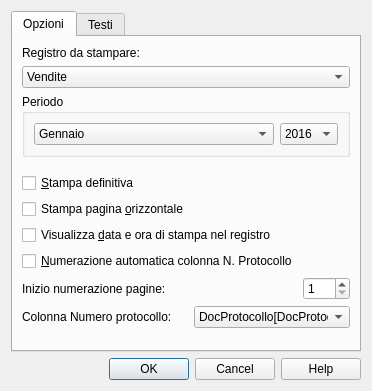
The window that Iva/2017/ch.banana.script.italy_vat_2017.report.registri.dialog.ui (BananaAccounting/Italia) describes before a commit, drawn with Qt 5.
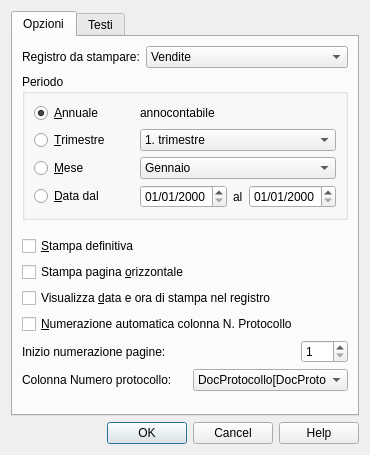
The same window after the commit.

```diff
--- a/Iva/2017/ch.banana.script.italy_vat_2017.report.registri.dialog.ui
+++ b/Iva/2017/ch.banana.script.italy_vat_2017.report.registri.dialog.ui
@@ -6,8 +6,8 @@
    <rect>
     <x>0</x>
     <y>0</y>
-    <width>372</width>
-    <height>391</height>
+    <width>354</width>
+    <height>455</height>
    </rect>
   </property>
   <property name="windowTitle">
@@ -25,6 +25,8 @@
       </attribute>
       <layout class="QVBoxLayout" name="verticalLayout_3">
        <item>
+        <layout class="QHBoxLayout" name="horizontalLayout_3">
+         <item>
         <widget class="QLabel" name="tipoRegistroLabel">
          <property name="text">
           <string notr="true">Registro da stampare:</string>
@@ -75,6 +77,8 @@
          </item>
         </widget>
        </item>
+        </layout>
+       </item>
        <item>
         <widget class="QGroupBox" name="periodoGroupBox">
          <property name="title">
@@ -82,86 +86,39 @@
          </property>
          <layout class="QVBoxLayout" name="verticalLayout_2">
           <item>
-           <layout class="QHBoxLayout" name="horizontalLayout_3">
-            <item>
-             <widget class="QComboBox" name="periodoComboBox">
-              <property name="sizePolicy">
-               <sizepolicy hsizetype="Expanding" vsizetype="Fixed">
-                <horstretch>0</horstretch>
-                <verstretch>0</verstretch>
-               </sizepolicy>
+           <layout class="QGridLayout" name="gridLayout">
+            <item row="0" column="0">
+             <widget class="QRadioButton" name="annoRadioButton">
+              <property name="text">
+               <string notr="true">&amp;Annuale</string>
               </property>
+              <property name="checked">
+               <bool>true</bool>
+              </property>
+             </widget>
+            </item>
+            <item row="0" column="1">
+             <widget class="QLabel" name="annoLabel">
+              <property name="text">
+               <string notr="true">annocontabile</string>
+              </property>
+             </widget>
+            </item>
+            <item row="1" column="0">
+             <widget class="QRadioButton" name="trimestreRadioButton">
+              <property name="text">
+               <string notr="true">&amp;Trimestre</string>
+              </property>
+             </widget>
+            </item>
+            <item row="1" column="1">
+             <widget class="QComboBox" name="trimestreComboBox">
               <property name="minimumSize">
                <size>
                 <width>110</width>
                 <height>0</height>
                </size>
               </property>
-              <item>
-               <property name="text">
-                <string>Gennaio</string>
-               </property>
-              </item>
-              <item>
-               <property name="text">
-                <string>Febbraio</string>
-               </property>
-              </item>
-              <item>
-               <property name="text">
-                <string>Marzo</string>
-               </property>
-              </item>
-              <item>
-               <property name="text">
-                <string>Aprile</string>
-               </property>
-              </item>
-              <item>
-               <property name="text">
-                <string>Maggio</string>
-               </property>
-              </item>
-              <item>
-               <property name="text">
-                <string>Giugno</string>
-               </property>
-              </item>
-              <item>
-               <property name="text">
-                <string>Luglio</string>
-               </property>
-              </item>
-              <item>
-               <property name="text">
-                <string>Agosto</string>
-               </property>
-              </item>
-              <item>
-               <property name="text">
-                <string>Settembre</string>
-               </property>
-              </item>
-              <item>
-               <property name="text">
-                <string>Ottobre</string>
-               </property>
-              </item>
-              <item>
-               <property name="text">
-                <string>Novembre</string>
-               </property>
-              </item>
-              <item>
-               <property name="text">
-                <string>Dicembre</string>
-               </property>
-              </item>
-              <item>
-               <property name="text">
-                <string>---</string>
-               </property>
-              </item>
               <item>
                <property name="text">
                 <string notr="true">1. trimestre</string>
@@ -182,9 +139,32 @@
                 <string notr="true">4. trimestre</string>
                </property>
               </item>
+             </widget>
+            </item>
+            <item row="2" column="0">
+             <widget class="QRadioButton" name="meseRadioButton">
+              <property name="minimumSize">
+               <size>
+                <width>100</width>
+                <height>0</height>
+               </size>
+              </property>
+              <property name="text">
+               <string notr="true">&amp;Mese</string>
+              </property>
+             </widget>
+            </item>
+            <item row="2" column="1">
+             <widget class="QComboBox" name="meseComboBox">
+              <property name="minimumSize">
+               <size>
+                <width>110</width>
+                <height>0</height>
+               </size>
+              </property>
               <item>
                <property name="text">
-                <string>---</string>
+                <string notr="true">Gennaio</string>
                </property>
               </item>
               <item>
@@ -207,13 +187,19 @@
                 <string>annuale</string>
                </property>
               </item>
-             </widget>
+              <item>
+               <property name="text">
+                <string notr="true">Giugno</string>
+               </property>
             </item>
             <item>
-             <widget class="QComboBox" name="annoComboBox">
+               <property name="text">
+                <string notr="true">Luglio</string>
+               </property>
+              </item>
               <item>
                <property name="text">
-                <string>2016</string>
+                <string notr="true">Agosto</string>
                </property>
               </item>
               <item>
@@ -228,6 +214,38 @@
               </item>
              </widget>
             </item>
+            <item row="3" column="0">
+             <widget class="QRadioButton" name="dataRadioButton">
+              <property name="text">
+               <string notr="true">&amp;Data dal</string>
+              </property>
+             </widget>
+            </item>
+            <item row="3" column="1">
+             <layout class="QHBoxLayout" name="horizontalLayout">
+              <item>
+               <widget class="QDateEdit" name="dalDateEdit">
+                <property name="displayFormat">
+                 <string>dd/MM/yyyy</string>
+                </property>
+               </widget>
+              </item>
+              <item>
+               <widget class="QLabel" name="alLabelText">
+                <property name="text">
+                 <string notr="true">al</string>
+                </property>
+               </widget>
+              </item>
+              <item>
+               <widget class="QDateEdit" name="alDateEdit">
+                <property name="displayFormat">
+                 <string>dd/MM/yyyy</string>
+                </property>
+               </widget>
+              </item>
+             </layout>
+            </item>
            </layout>
           </item>
          </layout>
```
Left out of the diff: 35 changed lines with no effect on the pictures. Lines whose indentation alone changed are shown as unchanged.
